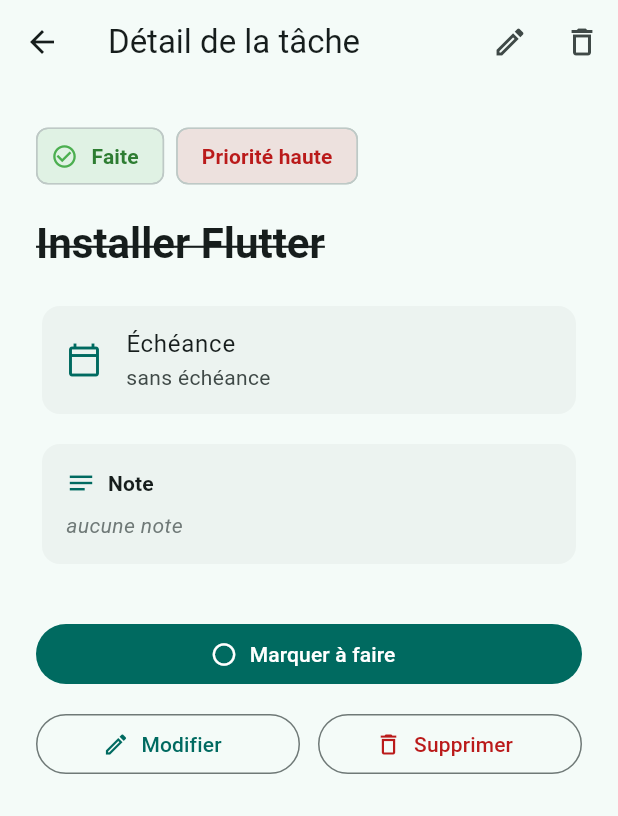
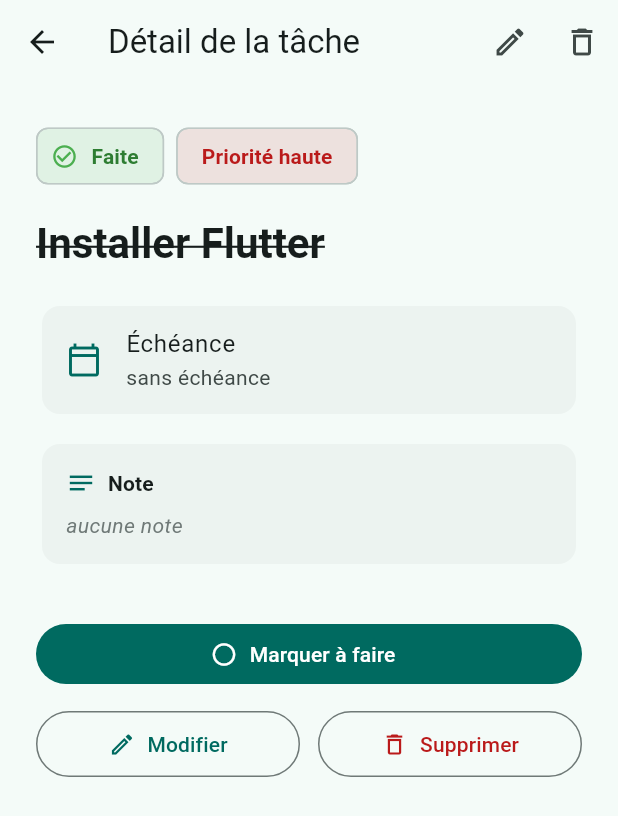
Before and after one commit to HugoHal/TP1_IOT, a Flutter app: the screen it shows after launch, after a tap on "À faire", after a tap on "Faites", after a tap on "Haute", on a phone screen of 412 x 824 dp. Shown: the top 816 px of the screen. Run offline on Flutter 3.47's test engine with Material 3 defaults, Android fonts, the phone set to English and light mode, and no system bars.

Commit message:
Amélioration mise en page desktop/mobile (Master-Detail, formulaire, FAB, menu tri) et test C3

```diff
--- a/lib/widgets/detail_tache_contenu.dart
+++ b/lib/widgets/detail_tache_contenu.dart
@@ -44,7 +44,11 @@ class DetailTacheContenu extends StatelessWidget {
     final enRetard = estEnRetard(tache, aujourdhui: aujourdhui);
 
     return SingleChildScrollView(
-      padding: const EdgeInsets.all(24),
+      padding: const EdgeInsets.fromLTRB(24, 24, 24, 88),
+      child: Align(
+        alignment: Alignment.topLeft,
+        child: ConstrainedBox(
+          constraints: const BoxConstraints(maxWidth: 680),
           child: Column(
             crossAxisAlignment: CrossAxisAlignment.start,
             children: [
@@ -70,8 +74,10 @@ class DetailTacheContenu extends StatelessWidget {
                         fontWeight: FontWeight.bold,
                       ),
                     ),
-                backgroundColor: (tache.faite ? Colors.green : Colors.orange)
-                    .withAlpha(30),
+                    backgroundColor:
+                        (tache.faite ? Colors.green : Colors.orange).withAlpha(
+                          30,
+                        ),
                   ),
                   Chip(
                     label: Text(
@@ -136,7 +142,9 @@ class DetailTacheContenu extends StatelessWidget {
                       color: enRetard
                           ? theme.colorScheme.error
                           : theme.colorScheme.onSurfaceVariant,
-                  fontWeight: enRetard ? FontWeight.bold : FontWeight.normal,
+                      fontWeight: enRetard
+                          ? FontWeight.bold
+                          : FontWeight.normal,
                     ),
                   ),
                 ),
@@ -144,9 +152,13 @@ class DetailTacheContenu extends StatelessWidget {
               const SizedBox(height: 12),
 
               // Note
-          Card(
+              SizedBox(
+                width: double.infinity,
+                child: Card(
                   elevation: 0,
-            color: theme.colorScheme.surfaceContainerHighest.withAlpha(90),
+                  color: theme.colorScheme.surfaceContainerHighest.withAlpha(
+                    90,
+                  ),
                   child: Padding(
                     padding: const EdgeInsets.all(16),
                     child: Column(
@@ -175,11 +187,13 @@ class DetailTacheContenu extends StatelessWidget {
                               : 'aucune note',
                           style: TextStyle(
                             fontStyle:
-                          (tache.note != null && tache.note!.trim().isNotEmpty)
+                                (tache.note != null &&
+                                    tache.note!.trim().isNotEmpty)
                                 ? FontStyle.normal
                                 : FontStyle.italic,
                             color:
-                          (tache.note != null && tache.note!.trim().isNotEmpty)
+                                (tache.note != null &&
+                                    tache.note!.trim().isNotEmpty)
                                 ? theme.colorScheme.onSurface
                                 : theme.colorScheme.outline,
                           ),
@@ -188,12 +202,16 @@ class DetailTacheContenu extends StatelessWidget {
                     ),
                   ),
                 ),
+              ),
               const SizedBox(height: 32),
 
               // Actions principales
-          SizedBox(
-            width: double.infinity,
-            child: FilledButton.icon(
+              ConstrainedBox(
+                constraints: const BoxConstraints(maxWidth: 420),
+                child: Column(
+                  crossAxisAlignment: CrossAxisAlignment.stretch,
+                  children: [
+                    FilledButton.icon(
                       onPressed: onBasculerFait,
                       icon: Icon(
                         tache.faite
@@ -204,15 +222,24 @@ class DetailTacheContenu extends StatelessWidget {
                         tache.faite ? 'Marquer à faire' : 'Marquer comme faite',
                       ),
                     ),
-          ),
                     const SizedBox(height: 12),
                     Row(
                       children: [
                         Expanded(
                           child: OutlinedButton.icon(
                             onPressed: onModifier,
+                            style: OutlinedButton.styleFrom(
+                              padding: const EdgeInsets.symmetric(
+                                horizontal: 12,
+                                vertical: 12,
+                              ),
+                            ),
                             icon: const Icon(Icons.edit_outlined),
-                  label: const Text('Modifier'),
+                            label: const Text(
+                              'Modifier',
+                              maxLines: 1,
+                              overflow: TextOverflow.ellipsis,
+                            ),
                           ),
                         ),
                         const SizedBox(width: 12),
@@ -221,15 +248,28 @@ class DetailTacheContenu extends StatelessWidget {
                             onPressed: onSupprimer,
                             style: OutlinedButton.styleFrom(
                               foregroundColor: theme.colorScheme.error,
+                              padding: const EdgeInsets.symmetric(
+                                horizontal: 12,
+                                vertical: 12,
+                              ),
                             ),
                             icon: const Icon(Icons.delete_outline),
-                  label: const Text('Supprimer'),
+                            label: const Text(
+                              'Supprimer',
+                              maxLines: 1,
+                              overflow: TextOverflow.ellipsis,
+                            ),
                           ),
                         ),
                       ],
                     ),
                   ],
                 ),
+              ),
+            ],
+          ),
+        ),
+      ),
     );
   }
 }
```
Also changed, not shown: lib/ecrans/ecran_accueil.dart (+30 -3 lines), lib/ecrans/ecran_formulaire.dart (+45 -6 lines), 1 other file. Lines whose indentation alone changed are shown as unchanged.
